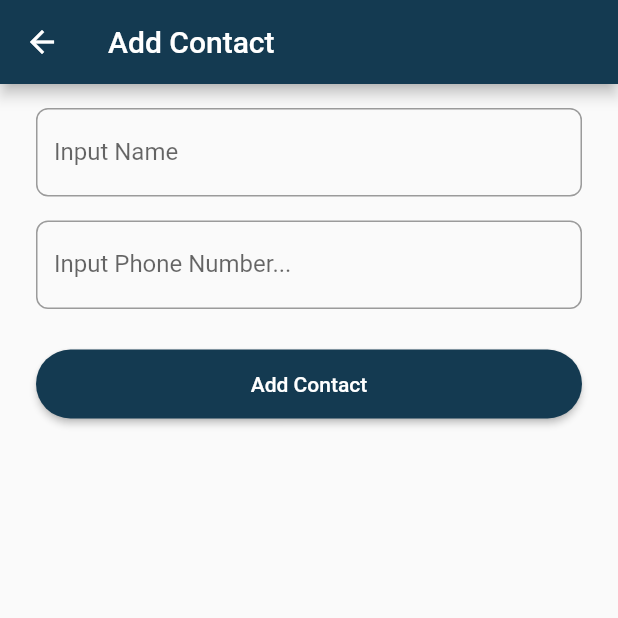
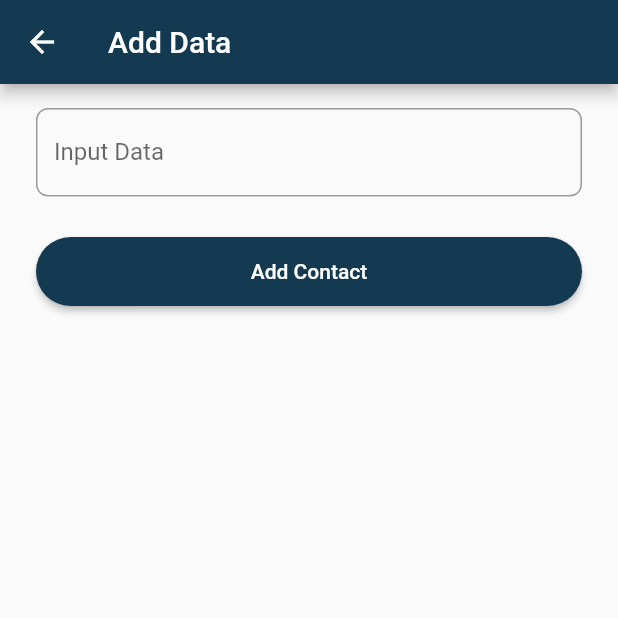
Before and after one commit to adityadaffaaa/numbertwo-data-getx, a Flutter app: the screen it shows after launch, after a tap on "Add Data", on a phone screen of 412 x 824 dp, the top half of it. Run offline on Flutter 3.47's test engine with Material 2 defaults, Android fonts, the phone set to English and light mode, and no system bars; our stand-ins replace google_fonts, google_maps_flutter, location, shared_preferences.

Commit message:
feat(media & data): update add media & add data screen

```diff
--- a/lib/screens/nav/data_screen.dart
+++ b/lib/screens/nav/data_screen.dart
@@ -1,5 +1,6 @@
 import 'package:flutter/material.dart';
 import 'package:flutter_number_2/screens/store/add_contact_screen.dart';
+import 'package:flutter_number_2/screens/store/add_data_screeen.dart';
 
 class DataScreen extends StatelessWidget {
   const DataScreen({super.key});
@@ -23,7 +24,7 @@ class DataScreen extends StatelessWidget {
           onPressed: () {
             Navigator.push(context, MaterialPageRoute(
               builder: (context) {
-                return const AddContactScreen();
+                return const AddDataScreen();
               },
             ));
           },
--- a/lib/screens/nav/media_screen.dart
+++ b/lib/screens/nav/media_screen.dart
@@ -1,5 +1,6 @@
 import 'package:flutter/material.dart';
 import 'package:flutter_number_2/screens/store/add_contact_screen.dart';
+import 'package:flutter_number_2/screens/store/add_media_screen.dart';
 
 class MediaScreen extends StatelessWidget {
   const MediaScreen({super.key});
@@ -23,7 +24,7 @@ class MediaScreen extends StatelessWidget {
           onPressed: () {
             Navigator.push(context, MaterialPageRoute(
               builder: (context) {
-                return const AddContactScreen();
+                return const AddMediaScreen();
               },
             ));
           },
--- /dev/null
+++ b/lib/screens/store/add_data_screeen.dart
@@ -0,0 +1,58 @@
+import 'package:flutter/material.dart';
+import 'package:flutter_number_2/widgets/button_primary.dart';
+import 'package:flutter_number_2/widgets/button_secondary.dart';
+import 'package:flutter_number_2/utils/colors.dart' as app_color;
+import 'package:flutter_number_2/utils/typography.dart' as app_typo;
+import 'package:flutter_number_2/utils/images.dart' as app_img;
+import 'package:shared_preferences/shared_preferences.dart';
+
+class AddDataScreen extends StatelessWidget {
+  const AddDataScreen({super.key});
+
+  @override
+  Widget build(BuildContext context) {
+    final TextEditingController nameCtrl = TextEditingController();
+    final TextEditingController phoneNumberCtrl = TextEditingController();
+
+    Future<void> addContact(Map<String, dynamic> value) async {
+      print('TESTING -> $value');
+      final prefs = await SharedPreferences.getInstance();
+
+      prefs.setStringList('contact_list', [value.toString()]);
+    }
+
+    return Scaffold(
+      appBar: AppBar(
+        title: Text('Add Data'),
+        backgroundColor: app_color.primary,
+      ),
+      body: Padding(
+        padding: EdgeInsets.symmetric(horizontal: 24, vertical: 16),
+        child: ListView(
+          children: [
+            TextFormField(
+              controller: nameCtrl,
+              textCapitalization: TextCapitalization.sentences,
+              decoration: InputDecoration(
+                labelText: "Input Data",
+                floatingLabelBehavior: FloatingLabelBehavior.never,
+                border:
+                    OutlineInputBorder(borderRadius: BorderRadius.circular(8)),
+              ),
+            ),
+            const SizedBox(
+              height: 16,
+            ),
+            ButtonPrimary(
+                color: app_color.primary,
+                text: 'Add Contact',
+                onPressed: () => addContact({
+                      'name': nameCtrl.text,
+                      'phone_number': phoneNumberCtrl.text
+                    }))
+          ],
+        ),
+      ),
+    );
+  }
+}
```
Also changed, not shown: lib/screens/store/add_media_screen.dart (added, +58 -0 lines).
